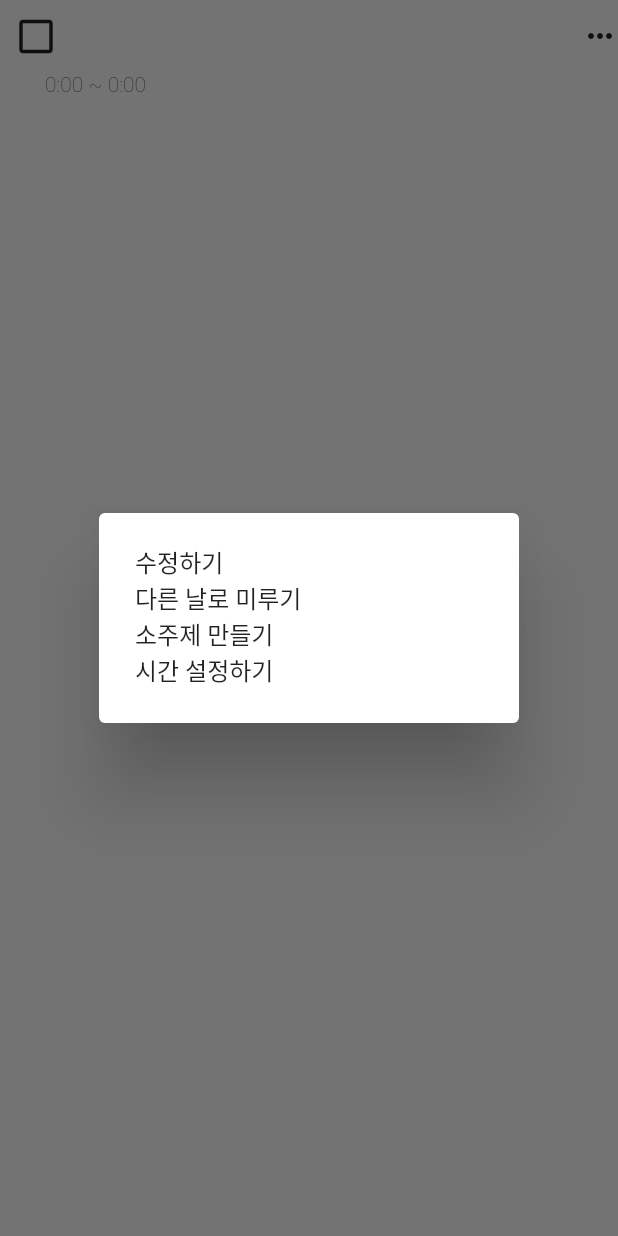
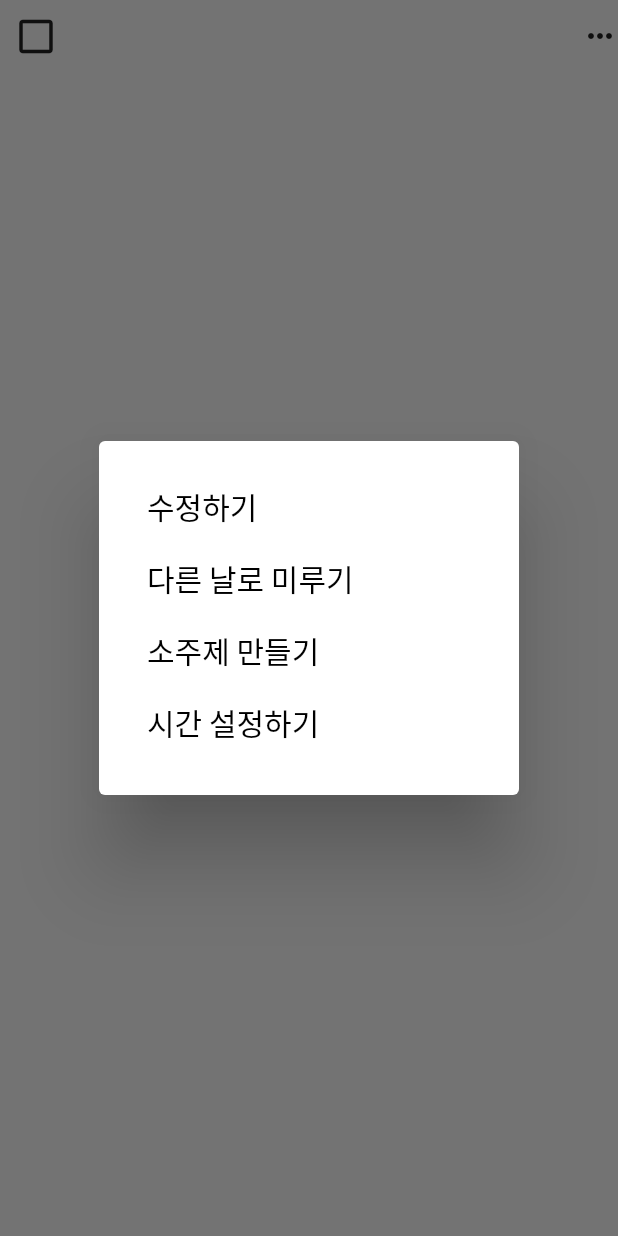
Before and after one commit to wasitt/WagleTodo, a Flutter app: the TodoListTile widget shown alone on an empty page, opened directly with empty values, after a tap on the "keyboard control" icon, on a phone screen of 412 x 824 dp. Run offline on Flutter 3.47's test engine with Material 2 defaults, Android fonts, the phone set to English and light mode, and no system bars; our stand-ins replace drift, flutter_speed_dial, get_it, go_router, table_calendar; accounts and stored records are empty; generated files the repository leaves out were written again.

Commit message:
231012-3 todo의 다이얼로그 기능 없는 함수 넣어놨음. 구현해야함.

```diff
--- a/lib/component/home_speed_dial.dart
+++ b/lib/component/home_speed_dial.dart
@@ -191,8 +191,10 @@ class _RegisterTodoState extends State<RegisterTodo> {
             onPressed: () async {
               await GetIt.I<LocalDatabase>().createTodo(
                 TodosCompanion(
-                  content: Value(_contentController!.text),
+                  content: Value(_contentController.text),
                   date: Value(widget.selectedDate),
+                  startTime: Value(0),
+                  endTime: Value(0),
                   isCompleted: Value(false),
                 ),
               );
--- a/lib/component/todo_list_view.dart
+++ b/lib/component/todo_list_view.dart
@@ -2,6 +2,7 @@ import 'package:flutter/material.dart';
 import 'package:get_it/get_it.dart';
 import 'package:wagle_todo/component/icon_buttons.dart';
 import 'package:wagle_todo/const/colors.dart';
+import 'package:wagle_todo/const/text_styles.dart';
 import 'package:wagle_todo/database/drift_database.dart';
 
 ///투두 리스트
@@ -99,6 +100,7 @@ class _TodoReorderableListViewState extends State<TodoReorderableListView> {
 
 ///투두 리스트의 투두타일
 ///
+
 class TodoListTile extends StatefulWidget {
   final int startTime;
   final int endTime;
@@ -152,10 +154,27 @@ class _TodoListTileState extends State<TodoListTile> {
                           mainAxisSize: MainAxisSize.min,
                           crossAxisAlignment: CrossAxisAlignment.start,
                           children: [
-                            Text("수정하기"),
-                            Text("다른 날로 미루기"),
-                            Text("소주제 만들기"),
-                            Text("시간 설정하기")
+                            ///231012-3
+                            ///텍스트 레이아웃 구체화
+                            ///기능 구체화 해야함
+                            ///
+                            ///
+                            TodoDialogTextButton(
+                              text: "수정하기",
+                              onPressed: onModifyButtonPressed,
+                            ),
+                            TodoDialogTextButton(
+                              text: "다른 날로 미루기",
+                              onPressed: onPostponeButtonPressed,
+                            ),
+                            TodoDialogTextButton(
+                              text: "소주제 만들기",
+                              onPressed: onMakeSubtodoButtonPressed,
+                            ),
+                            TodoDialogTextButton(
+                              text: "시간 설정하기",
+                              onPressed: onSelectTimeButtonPressed,
+                            ),
                           ],
                         ),
                       );
@@ -165,18 +184,54 @@ class _TodoListTileState extends State<TodoListTile> {
               ),
             ],
           ),
+          setTimeBox(),
+        ],
+      ),
+    );
+  }
 
-          ///시간 박스
+  ///231012-3
+  ///시간이 기본 값이면 박스를 표시하지 않음.
   ///
-          Padding(
+  Padding setTimeBox() {
+    if (widget.startTime == 0 && widget.endTime == 0) {
+      return const Padding(padding: EdgeInsets.zero);
+    }
+    return Padding(
       padding: const EdgeInsets.only(left: 30.0),
       child: Text(
         "${widget.startTime}:00 ~ ${widget.endTime}:00",
         style: const TextStyle(fontWeight: FontWeight.w200),
       ),
-          ),
-        ],
+    );
+  }
+}
+
+class TodoDialogTextButton extends StatelessWidget {
+  final String text;
+  final void Function()? onPressed;
+  const TodoDialogTextButton({
+    required this.text,
+    this.onPressed,
+    super.key,
+  });
+
+  @override
+  Widget build(BuildContext context) {
+    return TextButton(
+      onPressed: onPressed,
+      child: Text(
+        text,
+        style: NotoSansKR(FontWeight.w400, 20).copyWith(color: BLACK_COLOR),
       ),
     );
   }
 }
+
+///231012-3
+///일단 아무 기능 없는 함수 넣어놓음.
+///
+void onModifyButtonPressed() {}
+void onPostponeButtonPressed() {}
+void onMakeSubtodoButtonPressed() {}
+void onSelectTimeButtonPressed() {}
```
Lines whose indentation alone changed are shown as unchanged.
